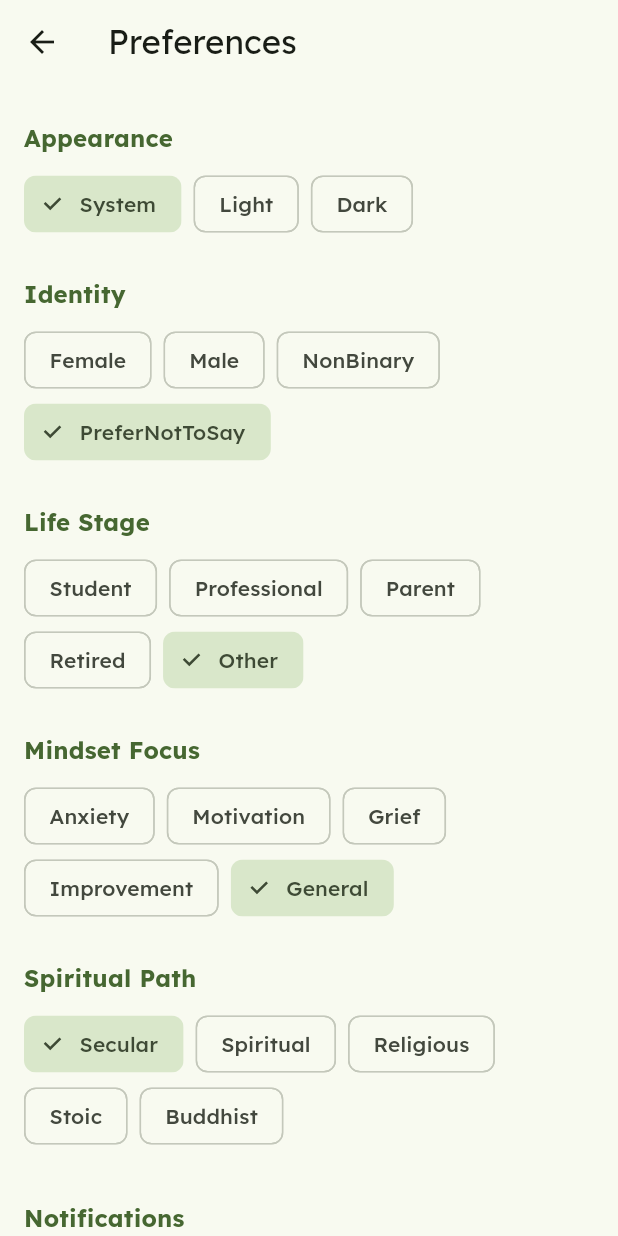
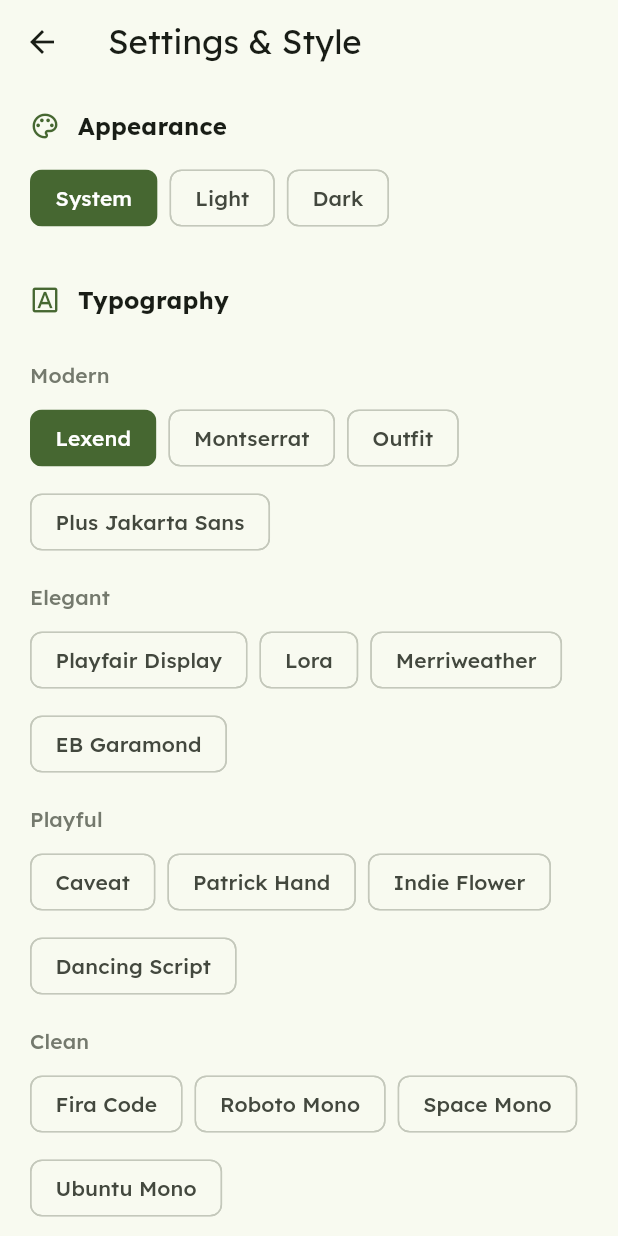
Before and after one commit to sapeol/affirmations_app, a Flutter app: the HomeScreen screen opened directly, after a tap on the "spa" icon, after a tap on the "settings" icon, on a phone screen of 412 x 824 dp. Run offline on Flutter 3.47's test engine with Material 3 defaults, Android fonts, the phone set to English and light mode, and no system bars; our stand-ins replace google_fonts, shared_preferences; missing offline and left inert: home_widget; accounts and stored records are empty.

Commit message:
feat: implement dynamic categorized fonts and modern selection UI

```diff
--- a/lib/main.dart
+++ b/lib/main.dart
@@ -4,16 +4,16 @@
 import 'screens/home_screen.dart';
 import 'models/user_preferences.dart';
 
-// Global notifier for theme switching
 final ValueNotifier<ThemeMode> themeNotifier = ValueNotifier(ThemeMode.system);
+final ValueNotifier<String> fontNotifier = ValueNotifier('Lexend');
 
 void main() async {
   WidgetsFlutterBinding.ensureInitialized();
 
   final prefs = await UserPreferences.load();
   themeNotifier.value = prefs.themeMode;
+  fontNotifier.value = prefs.fontFamily;
 
-  // Check if onboarding completed (using 'leaning' as a proxy)
   final bool onboardingCompleted = await _checkOnboarding();
 
   runApp(MyApp(onboardingCompleted: onboardingCompleted));
@@ -21,7 +21,6 @@
 
 Future<bool> _checkOnboarding() async {
   final prefs = await UserPreferences.load();
-  // If we have a focus area set, onboarding is likely done
   return prefs.focus != AppFocus.general || prefs.leaning != SpiritualLeaning.secular;
 }
 
@@ -32,14 +31,15 @@
 
   @override
   Widget build(BuildContext context) {
-    return ValueListenableBuilder<ThemeMode>(
-      valueListenable: themeNotifier,
-      builder: (_, ThemeMode currentMode, __) {
+    return ValueListenableBuilder2<ThemeMode, String>(
+      first: themeNotifier,
+      second: fontNotifier,
+      builder: (_, ThemeMode currentMode, String currentFont, __) {
         return MaterialApp(
           title: 'Daily Affirmations',
           debugShowCheckedModeBanner: false,
-          theme: AppTheme.lightTheme,
-          darkTheme: AppTheme.darkTheme,
+          theme: AppTheme.createTheme(Brightness.light, currentFont),
+          darkTheme: AppTheme.createTheme(Brightness.dark, currentFont),
           themeMode: currentMode,
           home: onboardingCompleted ? const HomeScreen() : const OnboardingScreen(),
         );
@@ -47,3 +47,32 @@
     );
   }
 }
+
+// Simple helper to listen to two notifiers
+class ValueListenableBuilder2<A, B> extends StatelessWidget {
+  final ValueNotifier<A> first;
+  final ValueNotifier<B> second;
+  final Widget Function(BuildContext, A, B, Widget?) builder;
+
+  const ValueListenableBuilder2({
+    super.key,
+    required this.first,
+    required this.second,
+    required this.builder,
+  });
+
+  @override
+  Widget build(BuildContext context) {
+    return ValueListenableBuilder<A>(
+      valueListenable: first,
+      builder: (_, a, __) {
+        return ValueListenableBuilder<B>(
+          valueListenable: second,
+          builder: (context, b, widget) {
+            return builder(context, a, b, widget);
+          },
+        );
+      },
+    );
+  }
+}
--- a/lib/models/user_preferences.dart
+++ b/lib/models/user_preferences.dart
@@ -14,6 +14,7 @@
   final LifeStage lifeStage;
   final Gender gender;
   final ThemeMode themeMode;
+  final String fontFamily;
   final bool notificationsEnabled;
 
   UserPreferences({
@@ -22,6 +23,7 @@
     required this.lifeStage,
     required this.gender,
     this.themeMode = ThemeMode.system,
+    this.fontFamily = 'Lexend',
     this.notificationsEnabled = true,
   });
 
@@ -32,6 +34,7 @@
     await s.setString('lifeStage', prefs.lifeStage.name);
     await s.setString('gender', prefs.gender.name);
     await s.setString('themeMode', prefs.themeMode.name);
+    await s.setString('fontFamily', prefs.fontFamily);
     await s.setBool('notifications', prefs.notificationsEnabled);
   }
 
@@ -51,6 +54,7 @@
       lifeStage: _enumFromString(LifeStage.values, s.getString('lifeStage'), LifeStage.other),
       gender: _enumFromString(Gender.values, s.getString('gender'), Gender.preferNotToSay),
       themeMode: _enumFromString(ThemeMode.values, s.getString('themeMode'), ThemeMode.system),
+      fontFamily: s.getString('fontFamily') ?? 'Lexend',
       notificationsEnabled: s.getBool('notifications') ?? true,
     );
   }
--- a/lib/screens/home_screen.dart
+++ b/lib/screens/home_screen.dart
@@ -1,4 +1,5 @@
 import 'package:flutter/material.dart';
+import 'dart:math' as math;
 import 'package:home_widget/home_widget.dart';
 import '../services/affirmations_service.dart';
 import '../models/affirmation.dart';
@@ -13,11 +14,10 @@
   State<HomeScreen> createState() => _HomeScreenState();
 }
 
-class _HomeScreenState extends State<HomeScreen> with SingleTickerProviderStateMixin {
+class _HomeScreenState extends State<HomeScreen> {
   Affirmation? _currentAffirmation;
   final TextEditingController _customController = TextEditingController();
   bool _isLoading = true;
-  int _loadingStep = 0;
 
   @override
   void initState() {
@@ -26,18 +26,9 @@
   }
 
   Future<void> _loadInitialAffirmation() async {
-    setState(() {
-      _isLoading = true;
-      _loadingStep = 0;
-    });
-
+    setState(() => _isLoading = true);
     final aff = await AffirmationsService.getDailyAffirmation();
-
-    // Meditative multi-step loading for emotional resonance
-    await Future.delayed(const Duration(milliseconds: 1200));
-    if (mounted) setState(() => _loadingStep = 1);
-    await Future.delayed(const Duration(milliseconds: 1200));
-
+    await Future.delayed(const Duration(milliseconds: 1500));
     if (mounted) {
       setState(() {
         _currentAffirmation = aff;
@@ -57,16 +48,9 @@
   }
 
   void _refreshAffirmation() async {
-    setState(() {
-      _isLoading = true;
-      _loadingStep = 0;
-    });
-
+    setState(() => _isLoading = true);
     final aff = await AffirmationsService.getRandomAffirmation();
-    await Future.delayed(const Duration(milliseconds: 1000));
-    if (mounted) setState(() => _loadingStep = 1);
-    await Future.delayed(const Duration(milliseconds: 1000));
-
+    await Future.delayed(const Duration(milliseconds: 1200));
     if (mounted) {
       setState(() {
         _currentAffirmation = aff;
@@ -142,17 +126,11 @@
             mainAxisAlignment: MainAxisAlignment.center,
             children: [
               AnimatedSwitcher(
-                duration: const Duration(milliseconds: 1200),
+                duration: const Duration(milliseconds: 800),
                 switchInCurve: Curves.easeInOutCubic,
                 switchOutCurve: Curves.easeInOutCubic,
-                transitionBuilder: (Widget child, Animation<double> animation) {
-                  return FadeTransition(
-                    opacity: animation,
-                    child: child,
-                  );
-                },
                 child: _isLoading
-                    ? _BreathingLoader(step: _loadingStep)
+                    ? const ExpressiveLoader(key: ValueKey('loading'))
                     : Card(
                         key: ValueKey(aff?.text ?? 'none'),
                         child: Padding(
@@ -170,8 +148,7 @@
                                 style: Theme.of(context).textTheme.headlineSmall?.copyWith(
                                       color: Theme.of(context).colorScheme.onSurface,
                                       fontWeight: FontWeight.w400,
-                                      height: 1.6,
-                                      letterSpacing: 0.5,
+                                      height: 1.5,
                                     ),
                                 textAlign: TextAlign.center,
                               ),
@@ -208,28 +185,23 @@
   }
 }
 
-class _BreathingLoader extends StatefulWidget {
-  final int step;
-  const _BreathingLoader({required this.step});
+class ExpressiveLoader extends StatefulWidget {
+  const ExpressiveLoader({super.key});
 
   @override
-  State<_BreathingLoader> createState() => _BreathingLoaderState();
+  State<ExpressiveLoader> createState() => _ExpressiveLoaderState();
 }
 
-class _BreathingLoaderState extends State<_BreathingLoader> with SingleTickerProviderStateMixin {
+class _ExpressiveLoaderState extends State<ExpressiveLoader> with SingleTickerProviderStateMixin {
   late AnimationController _controller;
-  late Animation<double> _animation;
 
   @override
   void initState() {
     super.initState();
     _controller = AnimationController(
       vsync: this,
-      duration: const Duration(milliseconds: 2500),
-    )..repeat(reverse: true);
-    _animation = Tween<double>(begin: 0.8, end: 1.2).animate(
-      CurvedAnimation(parent: _controller, curve: Curves.easeInOutSine),
-    );
+      duration: const Duration(milliseconds: 3000),
+    )..repeat();
   }
 
   @override
@@ -240,42 +212,77 @@
 
   @override
   Widget build(BuildContext context) {
-    final messages = ["Inhaling peace...", "Exhaling tension...", "Preparing your light..."];
-    final message = messages[widget.step % messages.length];
-
     return Column(
-      key: const ValueKey('breathing_loader'),
       mainAxisSize: MainAxisSize.min,
       children: [
-        ScaleTransition(
-          scale: _animation,
-          child: Container(
-            padding: const EdgeInsets.all(24),
-            decoration: BoxDecoration(
-              shape: BoxShape.circle,
-              color: Theme.of(context).colorScheme.primaryContainer.withValues(alpha: 0.3),
-            ),
-            child: Icon(
-              Icons.spa_rounded,
-              size: 64,
-              color: Theme.of(context).colorScheme.primary.withValues(alpha: 0.6),
-            ),
+        SizedBox(
+          width: 100,
+          height: 100,
+          child: AnimatedBuilder(
+            animation: _controller,
+            builder: (context, child) {
+              return CustomPaint(
+                painter: _ExpressivePainter(
+                  progress: _controller.value,
+                  color: Theme.of(context).colorScheme.primary,
+                ),
+              );
+            },
           ),
         ),
-        const SizedBox(height: 48),
-        AnimatedSwitcher(
-          duration: const Duration(milliseconds: 800),
-          child: Text(
-            message,
-            key: ValueKey(message),
-            style: Theme.of(context).textTheme.bodyLarge?.copyWith(
-                  color: Theme.of(context).colorScheme.primary.withValues(alpha: 0.7),
-                  fontStyle: FontStyle.italic,
-                  letterSpacing: 1.2,
-                ),
-          ),
+        const SizedBox(height: 32),
+        Text(
+          "Gathering light...",
+          style: Theme.of(context).textTheme.titleMedium?.copyWith(
+                color: Theme.of(context).colorScheme.primary,
+                letterSpacing: 1.5,
+                fontWeight: FontWeight.w500,
+              ),
         ),
       ],
     );
   }
 }
+
+class _ExpressivePainter extends CustomPainter {
+  final double progress;
+  final Color color;
+
+  _ExpressivePainter({required this.progress, required this.color});
+
+  @override
+  void paint(Canvas canvas, Size size) {
+    final center = Offset(size.width / 2, size.height / 2);
+    final paint = Paint()
+      ..style = PaintingStyle.fill
+      ..strokeCap = StrokeCap.round;
+
+    for (int i = 0; i < 3; i++) {
+      final stepProgress = (progress + (i * 0.33)) % 1.0;
+      final rotation = stepProgress * math.pi * 2;
+      final scale = 0.6 + (math.sin(stepProgress * math.pi * 2) * 0.4);
+      final opacity = 0.2 + (math.sin(stepProgress * math.pi) * 0.5);
+
+      canvas.save();
+      canvas.translate(center.dx, center.dy);
+      canvas.rotate(rotation);
+
+      paint.color = color.withValues(alpha: opacity.clamp(0.0, 1.0));
+
+      // Draw organic petal-like shape
+      final path = Path()
+        ..moveTo(0, -20 * scale)
+        ..quadraticBezierTo(15 * scale, -30 * scale, 20 * scale, 0)
+        ..quadraticBezierTo(15 * scale, 30 * scale, 0, 20 * scale)
+        ..quadraticBezierTo(-15 * scale, 30 * scale, -20 * scale, 0)
+        ..quadraticBezierTo(-15 * scale, -30 * scale, 0, -20 * scale)
+        ..close();
+
+      canvas.drawPath(path, paint);
+      canvas.restore();
+    }
+  }
+
+  @override
+  bool shouldRepaint(_ExpressivePainter oldDelegate) => true;
+}
--- a/lib/screens/settings_screen.dart
+++ b/lib/screens/settings_screen.dart
@@ -12,6 +12,13 @@
 class _SettingsScreenState extends State<SettingsScreen> {
   late Future<UserPreferences> _prefsFuture;
 
+  final Map<String, List<String>> _fontCategories = {
+    'Modern': ['Lexend', 'Montserrat', 'Outfit', 'Plus Jakarta Sans'],
+    'Elegant': ['Playfair Display', 'Lora', 'Merriweather', 'EB Garamond'],
+    'Playful': ['Caveat', 'Patrick Hand', 'Indie Flower', 'Dancing Script'],
+    'Clean': ['Fira Code', 'Roboto Mono', 'Space Mono', 'Ubuntu Mono'],
+  };
+
   @override
   void initState() {
     super.initState();
@@ -21,6 +28,7 @@
   void _updatePreference(UserPreferences newPrefs) async {
     await UserPreferences.save(newPrefs);
     themeNotifier.value = newPrefs.themeMode;
+    fontNotifier.value = newPrefs.fontFamily;
     setState(() {
       _prefsFuture = Future.value(newPrefs);
     });
@@ -29,7 +37,7 @@
   @override
   Widget build(BuildContext context) {
     return Scaffold(
-      appBar: AppBar(title: const Text("Preferences")),
+      appBar: AppBar(title: const Text("Settings & Style")),
       body: FutureBuilder<UserPreferences>(
         future: _prefsFuture,
         builder: (context, snapshot) {
@@ -37,46 +45,47 @@
           final prefs = snapshot.data!;
 
           return ListView(
-            padding: const EdgeInsets.all(16),
+            padding: const EdgeInsets.symmetric(horizontal: 20, vertical: 16),
             children: [
-              _buildSection("Appearance"),
-              _buildChips(ThemeMode.values, prefs.themeMode, (val) => _updatePreference(UserPreferences(
-                leaning: prefs.leaning, focus: prefs.focus, lifeStage: prefs.lifeStage, gender: prefs.gender, themeMode: val as ThemeMode, notificationsEnabled: prefs.notificationsEnabled
-              ))),
+              _buildSectionHeader(Icons.palette_outlined, "Appearance"),
+              _buildModernSelection(ThemeMode.values, prefs.themeMode, (val) => _updatePreference(_copy(prefs, themeMode: val as ThemeMode))),
+
+              const SizedBox(height: 32),
+              _buildSectionHeader(Icons.font_download_outlined, "Typography"),
+              ..._fontCategories.entries.map((entry) => Column(
+                crossAxisAlignment: CrossAxisAlignment.start,
+                children: [
+                  Padding(
+                    padding: const EdgeInsets.only(top: 16, bottom: 8),
+                    child: Text(entry.key, style: Theme.of(context).textTheme.labelLarge?.copyWith(
+                      color: Theme.of(context).colorScheme.outline,
+                    )),
+                  ),
+                  _buildModernSelection(entry.value, prefs.fontFamily, (val) => _updatePreference(_copy(prefs, fontFamily: val as String))),
+                ],
+              )),
+
+              const SizedBox(height: 32),
+              _buildSectionHeader(Icons.fingerprint_outlined, "Identity"),
+              _buildModernSelection(Gender.values, prefs.gender, (val) => _updatePreference(_copy(prefs, gender: val as Gender))),
+
               const SizedBox(height: 16),
-              _buildSection("Identity"),
-              _buildChips(Gender.values, prefs.gender, (val) => _updatePreference(UserPreferences(
-                leaning: prefs.leaning, focus: prefs.focus, lifeStage: prefs.lifeStage, gender: val as Gender, themeMode: prefs.themeMode, notificationsEnabled: prefs.notificationsEnabled
-              ))),
+              _buildSectionHeader(Icons.auto_awesome_outlined, "Life Stage"),
+              _buildModernSelection(LifeStage.values, prefs.lifeStage, (val) => _updatePreference(_copy(prefs, lifeStage: val as LifeStage))),
+
               const SizedBox(height: 16),
-              _buildSection("Life Stage"),
-              _buildChips(LifeStage.values, prefs.lifeStage, (val) => _updatePreference(UserPreferences(
-                leaning: prefs.leaning, focus: prefs.focus, lifeStage: val as LifeStage, gender: prefs.gender, themeMode: prefs.themeMode, notificationsEnabled: prefs.notificationsEnabled
-              ))),
-              const SizedBox(height: 16),
-              _buildSection("Mindset Focus"),
-              _buildChips(AppFocus.values, prefs.focus, (val) => _updatePreference(UserPreferences(
-                leaning: prefs.leaning, focus: val as AppFocus, lifeStage: prefs.lifeStage, gender: prefs.gender, themeMode: prefs.themeMode, notificationsEnabled: prefs.notificationsEnabled
-              ))),
-              const SizedBox(height: 16),
-              _buildSection("Spiritual Path"),
-              _buildChips(SpiritualLeaning.values, prefs.leaning, (val) => _updatePreference(UserPreferences(
-                leaning: val as SpiritualLeaning, focus: prefs.focus, lifeStage: prefs.lifeStage, gender: prefs.gender, themeMode: prefs.themeMode, notificationsEnabled: prefs.notificationsEnabled
-              ))),
-              const SizedBox(height: 24),
-              _buildSection("Notifications"),
+              _buildSectionHeader(Icons.psychology_outlined, "Mindset Focus"),
+              _buildModernSelection(AppFocus.values, prefs.focus, (val) => _updatePreference(_copy(prefs, focus: val as AppFocus))),
+
+              const SizedBox(height: 32),
+              _buildSectionHeader(Icons.notifications_active_outlined, "Daily Reminders"),
               SwitchListTile(
-                title: const Text("Daily Reminders"),
+                title: const Text("Morning Affirmations"),
+                subtitle: const Text("Receive a gentle notification every day."),
                 value: prefs.notificationsEnabled,
-                onChanged: (val) => _updatePreference(UserPreferences(
-                  focus: prefs.focus,
-                  leaning: prefs.leaning,
-                  lifeStage: prefs.lifeStage,
-                  gender: prefs.gender,
-                  themeMode: prefs.themeMode,
-                  notificationsEnabled: val,
-                )),
+                onChanged: (val) => _updatePreference(_copy(prefs, notificationsEnabled: val)),
               ),
+              const SizedBox(height: 40),
             ],
           );
         },
@@ -84,27 +93,51 @@
     );
   }
 
-  Widget _buildSection(String title) {
+  Widget _buildSectionHeader(IconData icon, String title) {
     return Padding(
-      padding: const EdgeInsets.symmetric(vertical: 8.0),
-      child: Text(title, style: Theme.of(context).textTheme.titleMedium?.copyWith(
-        color: Theme.of(context).colorScheme.primary,
-        fontWeight: FontWeight.bold,
-      )),
+      padding: const EdgeInsets.only(bottom: 12.0),
+      child: Row(
+        children: [
+          Icon(icon, size: 20, color: Theme.of(context).colorScheme.primary),
+          const SizedBox(width: 12),
+          Text(title, style: Theme.of(context).textTheme.titleMedium?.copyWith(
+            fontWeight: FontWeight.bold,
+          )),
+        ],
+      ),
     );
   }
 
-  Widget _buildChips(List options, dynamic selected, Function(dynamic) onSelected) {
+  Widget _buildModernSelection(List options, dynamic selected, Function(dynamic) onSelected) {
     return Wrap(
       spacing: 8,
+      runSpacing: 8,
       children: options.map((opt) {
         final name = opt.toString().split('.').last;
+        final isSelected = selected == opt;
         return ChoiceChip(
           label: Text(name[0].toUpperCase() + name.substring(1)),
-          selected: selected == opt,
+          selected: isSelected,
           onSelected: (val) => onSelected(opt),
+          showCheckmark: false,
+          labelStyle: TextStyle(
+            color: isSelected ? Theme.of(context).colorScheme.onPrimary : Theme.of(context).colorScheme.onSurfaceVariant,
+          ),
+          selectedColor: Theme.of(context).colorScheme.primary,
         );
       }).toList(),
     );
   }
+
+  UserPreferences _copy(UserPreferences p, {SpiritualLeaning? leaning, AppFocus? focus, LifeStage? lifeStage, Gender? gender, ThemeMode? themeMode, String? fontFamily, bool? notificationsEnabled}) {
+    return UserPreferences(
+      leaning: leaning ?? p.leaning,
+      focus: focus ?? p.focus,
+      lifeStage: lifeStage ?? p.lifeStage,
+      gender: gender ?? p.gender,
+      themeMode: themeMode ?? p.themeMode,
+      fontFamily: fontFamily ?? p.fontFamily,
+      notificationsEnabled: notificationsEnabled ?? p.notificationsEnabled,
+    );
+  }
 }
```
Also changed, not shown: lib/theme.dart (+15 -20 lines).
